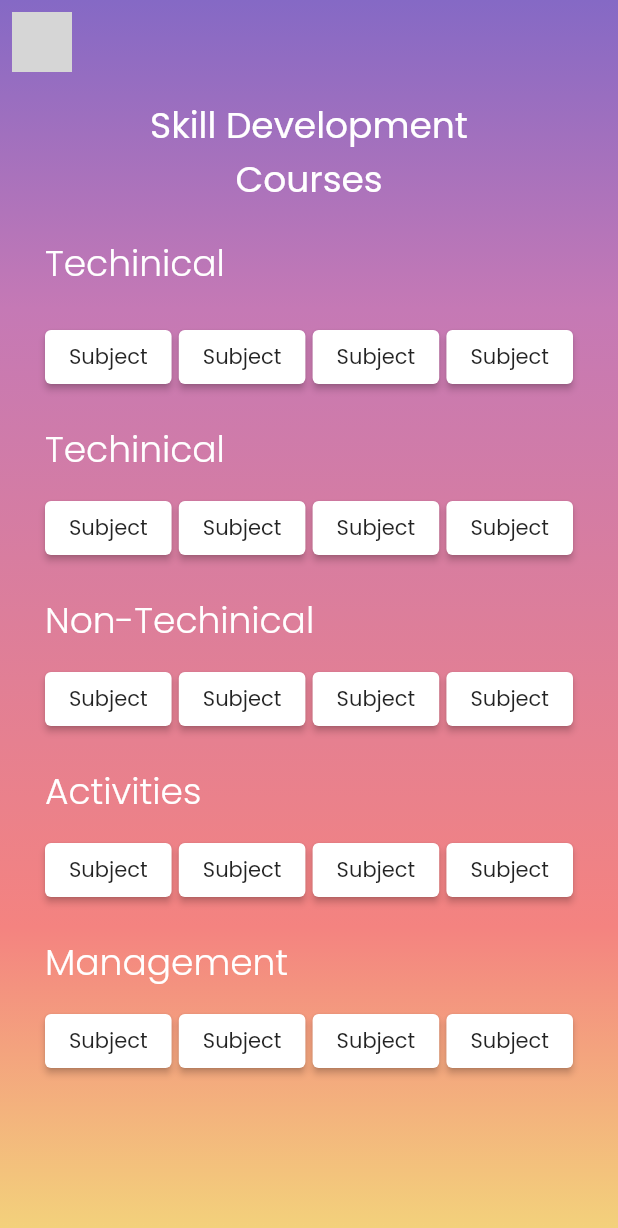
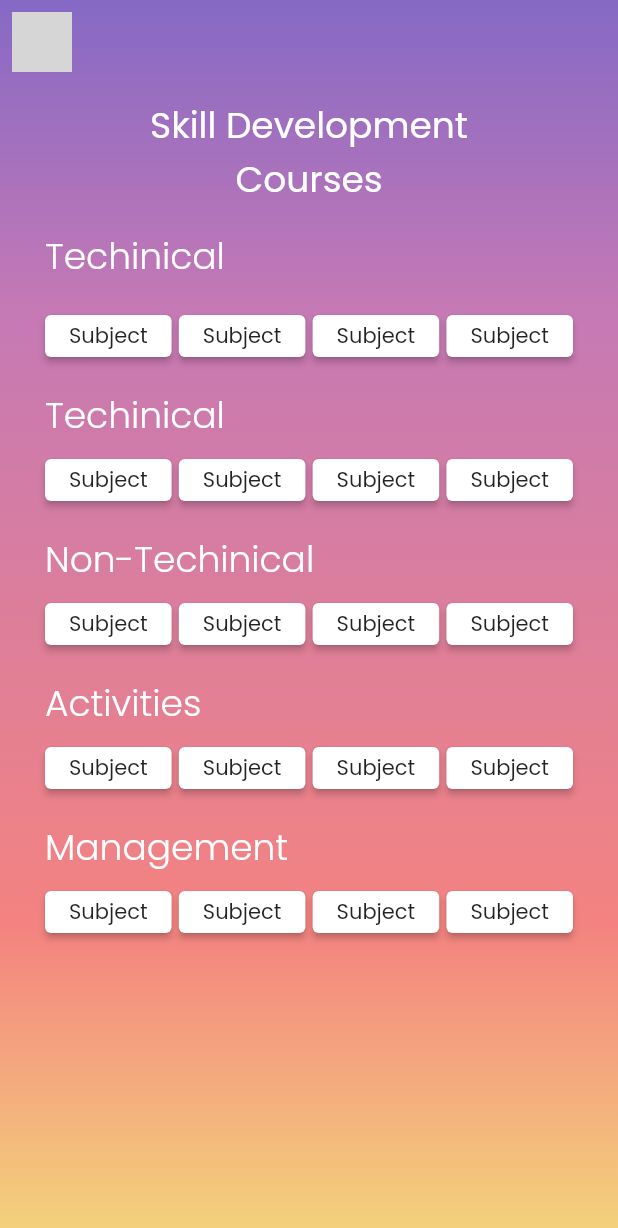
Before and after one commit to IVARA-Application/IV-APP-DEV-TEAM-2, a Flutter app: the screen it shows once a user with an empty profile is signed in, in the side drawer, after a tap on "Skill Development", on a phone screen of 412 x 824 dp. Shown: the top 1228 px of the screen. Run offline on Flutter 3.47's test engine with Material 2 defaults, Android fonts, the phone set to English and light mode, and no system bars; our stand-ins replace cached_network_image, carousel_pro, chewie, cloud_firestore, dropdown_formfield, file_picker and 12 more; missing offline and left inert: condition, flutter_downloader, flutter_glow; accounts and stored records are empty; grey boxes are pictures that could not be loaded.

```diff
--- a/lib/parent_screens/parents_home_screen.dart
+++ b/lib/parent_screens/parents_home_screen.dart
@@ -3,7 +3,7 @@ import 'package:get/get.dart';
 import 'package:new_ivara_app/constant/colours.dart';
 import 'package:new_ivara_app/constant/constants.dart';
 import 'package:new_ivara_app/parent_screens/teachers_list.dart';
-import 'package:new_ivara_app/shared/GlowCircleAvatar.dart';
+import 'package:new_ivara_app/shared/glow_circle_avatar.dart';
 import 'package:new_ivara_app/shared/custom_icon_button.dart';
 
 class ParentsHomeScreen extends StatelessWidget {
--- a/lib/parent_screens/teachers_list.dart
+++ b/lib/parent_screens/teachers_list.dart
@@ -1,7 +1,7 @@
 import 'package:flutter/material.dart ';
 import 'package:new_ivara_app/constant/colours.dart';
 import 'package:new_ivara_app/constant/constants.dart';
-import 'package:new_ivara_app/shared/GlowCircleAvatar.dart';
+import 'package:new_ivara_app/shared/glow_circle_avatar.dart';
 import 'package:new_ivara_app/shared/custom_icon_button.dart';
 
 List<Map<String, String>> _teacherinfo = [
--- a/lib/student_screens/student_homepage/navbar section/skill_development.dart
+++ b/lib/student_screens/student_homepage/navbar section/skill_development.dart
@@ -4,20 +4,6 @@ import 'package:new_ivara_app/shared/custom_icon_button.dart';
 
 class SkillDevelopment extends StatelessWidget {
   SkillDevelopment({Key key}) : super(key: key);
-
-  // final List<String> chapters = [
-  //   'Electric Charges And Fields',
-  //   'Electrostatic Potential And Capacitance',
-  //   'Current Electricity',
-  //   'Moving Charges and Magnetism',
-  //   'Magnetism and Matter',
-  //   'Electromagnetic Induction',
-  //   'Alternating Current',
-  //   'Electromagnetic Waves',
-  //   'Ray Optics and Optical Instruments',
-  //   'Wave Optics',
-  //   'Dual Nature of Radiation and Matter',
-  // ];
 
   @override
   Widget build(BuildContext context) {
@@ -52,7 +38,7 @@ class SkillDevelopment extends StatelessWidget {
               alignment: Alignment.centerLeft,
               child: Padding(
                 padding:
-                    const EdgeInsets.symmetric(horizontal: 30, vertical: 10.0),
+                    const EdgeInsets.symmetric(horizontal: 30, vertical: 5.0),
                 child: Text(
                   'Techinical',
                   style: Theme.of(context).textTheme.headline5.copyWith(
@@ -78,6 +64,7 @@ class SkillDevelopment extends StatelessWidget {
                       ),
                       style: ElevatedButton.styleFrom(
                         primary: Colors.white,
+                        visualDensity: VisualDensity.compact,
                       ),
                     ),
                 ],
@@ -87,7 +74,7 @@ class SkillDevelopment extends StatelessWidget {
               alignment: Alignment.centerLeft,
               child: Padding(
                 padding:
-                    const EdgeInsets.symmetric(horizontal: 30, vertical: 10.0),
+                    const EdgeInsets.symmetric(horizontal: 30, vertical: 5.0),
                 child: Text(
                   'Techinical',
                   style: Theme.of(context).textTheme.headline5.copyWith(
@@ -99,7 +86,7 @@ class SkillDevelopment extends StatelessWidget {
               ),
             ),
             Padding(
-              padding: const EdgeInsets.fromLTRB(30,0,30,10),
+              padding: const EdgeInsets.fromLTRB(30, 0, 30, 10),
               child: Row(
                 mainAxisAlignment: MainAxisAlignment.spaceBetween,
                 children: [
@@ -112,6 +99,7 @@ class SkillDevelopment extends StatelessWidget {
                       ),
                       style: ElevatedButton.styleFrom(
                         primary: Colors.white,
+                        visualDensity: VisualDensity.compact,
                       ),
                     ),
                 ],
@@ -121,7 +109,7 @@ class SkillDevelopment extends StatelessWidget {
               alignment: Alignment.centerLeft,
               child: Padding(
                 padding:
-                    const EdgeInsets.symmetric(horizontal: 30, vertical: 10.0),
+                    const EdgeInsets.symmetric(horizontal: 30, vertical: 5.0),
                 child: Text(
                   'Non-Techinical',
                   style: Theme.of(context).textTheme.headline5.copyWith(
@@ -133,7 +121,7 @@ class SkillDevelopment extends StatelessWidget {
               ),
             ),
             Padding(
-              padding: const EdgeInsets.fromLTRB(30,0,30,10),
+              padding: const EdgeInsets.fromLTRB(30, 0, 30, 10),
               child: Row(
                 mainAxisAlignment: MainAxisAlignment.spaceBetween,
                 children: [
@@ -146,6 +134,7 @@ class SkillDevelopment extends StatelessWidget {
                       ),
                       style: ElevatedButton.styleFrom(
                         primary: Colors.white,
+                        visualDensity: VisualDensity.compact,
                       ),
                     ),
                 ],
@@ -155,7 +144,7 @@ class SkillDevelopment extends StatelessWidget {
               alignment: Alignment.centerLeft,
               child: Padding(
                 padding:
-                    const EdgeInsets.symmetric(horizontal: 30, vertical: 10.0),
+                    const EdgeInsets.symmetric(horizontal: 30, vertical: 5.0),
                 child: Text(
                   'Activities',
                   style: Theme.of(context).textTheme.headline5.copyWith(
@@ -167,7 +156,7 @@ class SkillDevelopment extends StatelessWidget {
               ),
             ),
             Padding(
-              padding: const EdgeInsets.fromLTRB(30,0,30,10),
+              padding: const EdgeInsets.fromLTRB(30, 0, 30, 10),
               child: Row(
                 mainAxisAlignment: MainAxisAlignment.spaceBetween,
                 children: [
@@ -180,6 +169,7 @@ class SkillDevelopment extends StatelessWidget {
                       ),
                       style: ElevatedButton.styleFrom(
                         primary: Colors.white,
+                        visualDensity: VisualDensity.compact,
                       ),
                     ),
                 ],
@@ -189,7 +179,7 @@ class SkillDevelopment extends StatelessWidget {
               alignment: Alignment.centerLeft,
               child: Padding(
                 padding:
-                    const EdgeInsets.symmetric(horizontal: 30, vertical: 10.0),
+                    const EdgeInsets.symmetric(horizontal: 30, vertical: 5.0),
                 child: Text(
                   'Management',
                   style: Theme.of(context).textTheme.headline5.copyWith(
@@ -201,7 +191,7 @@ class SkillDevelopment extends StatelessWidget {
               ),
             ),
             Padding(
-              padding: const EdgeInsets.fromLTRB(30,0,30,10),
+              padding: const EdgeInsets.fromLTRB(30, 0, 30, 10),
               child: Row(
                 mainAxisAlignment: MainAxisAlignment.spaceBetween,
                 children: [
@@ -214,6 +204,7 @@ class SkillDevelopment extends StatelessWidget {
                       ),
                       style: ElevatedButton.styleFrom(
                         primary: Colors.white,
+                        visualDensity: VisualDensity.compact,
                       ),
                     ),
                 ],
--- a/lib/student_screens/student_homepage/navbar section/virtual tution/virtual_tution_chapter.dart
+++ b/lib/student_screens/student_homepage/navbar section/virtual tution/virtual_tution_chapter.dart
@@ -43,7 +43,7 @@ class TutionChapter extends StatelessWidget {
         child: Column(
           crossAxisAlignment: CrossAxisAlignment.start,
           children: [
-            SizedBox(height: 56),
+            SizedBox(height: MediaQuery.of(context).size.height * 0.15),
             Padding(
               padding:
                   const EdgeInsets.symmetric(horizontal: 30, vertical: 10.0),
--- a/lib/student_screens/student_homepage/navbar section/virtual tution/virtual_tution_class.dart
+++ b/lib/student_screens/student_homepage/navbar section/virtual tution/virtual_tution_class.dart
@@ -44,7 +44,7 @@ class _TutionClassesState extends State<TutionClasses> {
         child: Column(
           crossAxisAlignment: CrossAxisAlignment.start,
           children: [
-            SizedBox(height: 56),
+            SizedBox(height: MediaQuery.of(context).size.height * 0.15),
             Padding(
               padding: const EdgeInsets.only(left: 30),
               child: Text(
--- a/lib/student_screens/student_homepage/navbar section/virtual tution/virtual_tution_subject.dart
+++ b/lib/student_screens/student_homepage/navbar section/virtual tution/virtual_tution_subject.dart
@@ -58,7 +58,7 @@ class _TutionCoursesSubjectState extends State<TutionCoursesSubject> {
         child: Column(
           crossAxisAlignment: CrossAxisAlignment.start,
           children: [
-            SizedBox(height: 56),
+            SizedBox(height: MediaQuery.of(context).size.height * 0.15),
             Padding(
               padding:
                   const EdgeInsets.symmetric(horizontal: 30, vertical: 10.0),
```
Also changed, not shown: lib/student_screens/student_homepage/navbar section/heal my mind/videos.dart (+6 -6 lines), lib/student_screens/student_homepage/navbar section/virtual tution/virtual_tution_videos.dart (+11 -5 lines), lib/shared/glow_circle_avatar.dart (renamed from lib/shared/GlowCircleAvatar.dart).
